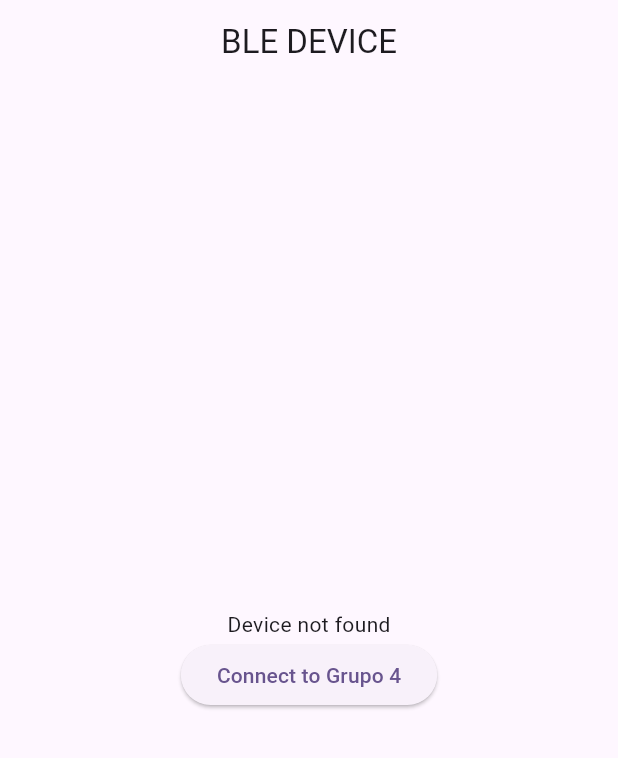
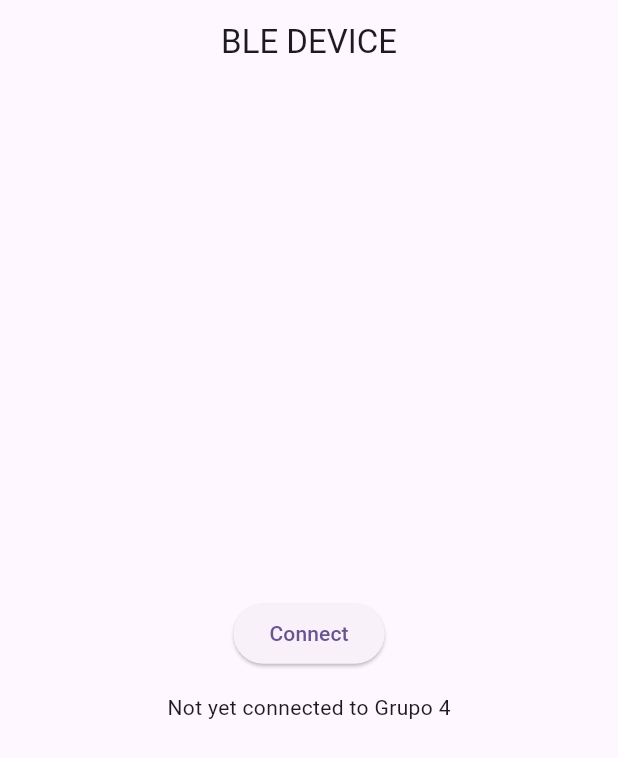
Before and after one commit to 1606206/flutter_data_app_g4, a Flutter app: the screen it shows after launch, on a phone screen of 412 x 824 dp. Shown: the top 758 px of the screen. Run offline on Flutter 3.47's test engine with Material 2 defaults, Android fonts, the phone set to English and light mode, and no system bars; our stand-ins replace flutter_blue, get, permission_handler.

Commit message:
Connect/Disconnect

```diff
--- a/edge/lib/ble_controller.dart
+++ b/edge/lib/ble_controller.dart
@@ -4,6 +4,8 @@ import 'package:permission_handler/permission_handler.dart';
 
 class BleController extends GetxController {
   FlutterBlue flutterBlue = FlutterBlue.instance;
+  //-------------------------------SCAN COMPLETO QUE MUESTRA POR PANTALLA EL DISPOSITIVO EN CUESTION--------------------------------------
+  // Ya no es necesario pero no lo quiero borrar, ya que ahora nos conectamos directamente
   Future scanDevices() async {
     var blePermission = await Permission.bluetoothScan.status;
     if (blePermission.isDenied) {
@@ -31,8 +33,26 @@ class BleController extends GetxController {
     }
   }
 
+  void connectToGrupo4() async {
+    // Escanear y conectar al dispositivo Grupo 4
+    var result =
+        await flutterBlue.scan(timeout: Duration(seconds: 10)).firstWhere(
+              (result) =>
+                  result.device.name == "Grupo 4" &&
+                  result.device.id.id == "F0:09:D9:4C:E9:18",
+              orElse: () => null as dynamic,
+            );
+
+    if (result != null) {
+      await connectToDevice(result as ScanResult);
+    } else {
+      print("Device not found during scan.");
+    }
+  }
+
   //--------------------------CONECTARSE AL DISPOSITIVO-----------------------------
   RxBool isConnected = false.obs;
+  RxString connectionStatus = "Not yet connected to Grupo 4".obs;
   BluetoothDevice? connectedDevice;
   Future connectToDevice(ScanResult device) async {
     print(
@@ -44,8 +64,11 @@ class BleController extends GetxController {
       await connectedDevice!.connect();
       print("Connected successfully!");
       isConnected.value = true;
+      connectionStatus.value = "Connected to Grupo 4";
     } catch (e) {
       print("Connection failed: $e");
+      isConnected.value = false;
+      connectionStatus.value = "Not yet connected to Grupo 4";
     }
   }
 
@@ -54,6 +77,7 @@ class BleController extends GetxController {
       connectedDevice!.disconnect();
       isConnected.value = false;
       connectedDevice = null;
+      connectionStatus.value = "Not yet connected to Grupo 4";
     }
   }
 
--- a/edge/lib/main.dart
+++ b/edge/lib/main.dart
@@ -47,78 +47,21 @@ class _MyHomePageState extends State<MyHomePage> {
             child: Column(
               mainAxisAlignment: MainAxisAlignment.center,
               children: [
-                SizedBox(
-                  height: 15,
-                ),
-                StreamBuilder<List<ScanResult>>(
-                  stream: controller.scanResults,
-                  builder: (context, snapshot) {
-                    if (snapshot.hasData) {
-                      List<ScanResult> devices = snapshot.data!;
-                      ScanResult? targetDevice;
-
-                      for (var device in devices) {
-                        if (device.device.name == "Grupo 4" &&
-                            device.device.id.id == "F0:09:D9:4C:E9:18") {
-                          targetDevice = device;
-                          break;
-                        }
-                      }
-
-                      if (targetDevice != null) {
-                        // Puedes realizar acciones específicas para el dispositivo encontrado.
-                        return Card(
-                          elevation: 2,
-                          child: ListTile(
-                            title: Text(targetDevice.device.name),
-                            subtitle: Text(targetDevice.device.id.id),
-                            trailing: Text(targetDevice.rssi.toString()),
-                          ),
-                        );
-                      } else {
-                        return Center(
-                          child: Text("Device not found"),
-                        );
-                      }
-                    } else {
-                      return Center(
-                        child: Text("No Device Found"),
-                      );
-                    }
-                  },
-                ),
                 ElevatedButton(
                   onPressed: () {
                     if (controller.isConnected.value) {
+                      print("Disconnecting...");
                       controller.disconnectDevice();
                     } else {
-                      controller.scanDevices();
+                      print("Connecting...");
+                      controller.connectToGrupo4();
                     }
                   },
-                  child: Text(controller.isConnected.value
-                      ? "Disconnect"
-                      : "Connect to Grupo 4"),
+                  child: Obx(() => Text(
+                      controller.isConnected.value ? "Disconnect" : "Connect")),
                 ),
-                SizedBox(
-                  height: 15,
-                ),
-
-                //---------------------------------LIDIAR CON CONCURRENCIA Y ESTDOS---------------------------
-                /*
-                FutureBuilder(
-                  future: controller.connectedDevice?.state,
-                  builder: (context, snapshot) {
-                    if (snapshot.connectionState == ConnectionState.waiting) {
-                      return CircularProgressIndicator();
-                    } else if (snapshot.connectionState ==
-                        ConnectionState.done) {
-                      return Text('Device State: ${snapshot.data}');
-                    } else {
-                      return Text('Error: ${snapshot.error}');
-                    }
-                  },
-                ),
-                */
+                SizedBox(height: 15),
+                Obx(() => Text(controller.connectionStatus.value)),
               ],
             ),
           );
```
